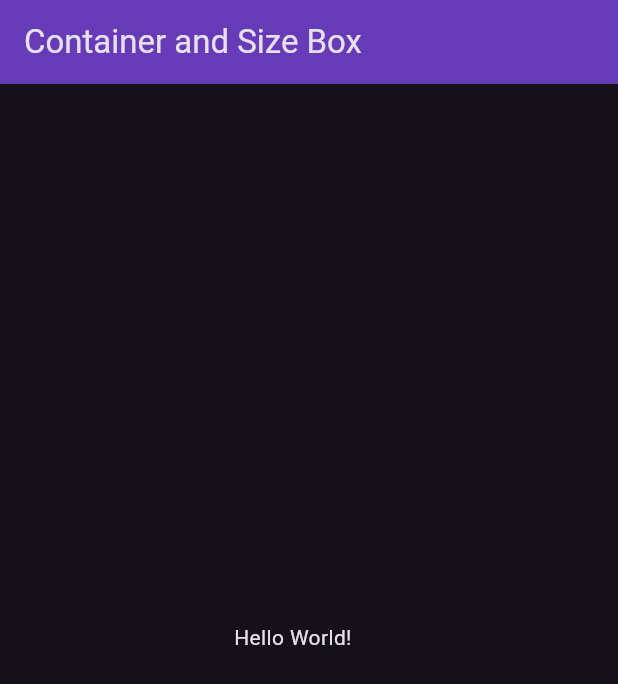
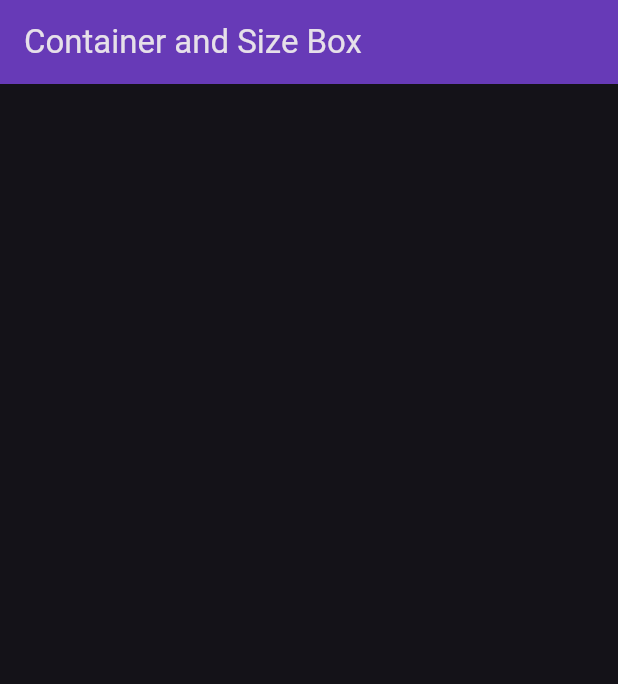
Before and after one commit to fahim-nion/learning_flutter, a Flutter app: the screen it shows after launch, on a phone screen of 412 x 824 dp. Shown: the top 684 px of the screen. Run offline on Flutter 3.47's test engine with Material 3 defaults, Android fonts, the phone set to English and light mode, and no system bars.

Commit message:
learning flutter

```diff
--- a/flutter_application_d1/lib/widgets/container_sized.dart
+++ b/flutter_application_d1/lib/widgets/container_sized.dart
@@ -16,13 +16,13 @@ class Container_Sized extends StatelessWidget {
     return Scaffold(
       appBar: AppBar(title: Text('Container and Size Box'),),
       body:
-
-      Center(
-        child: SizedBox(
-          height: 50,
-          width: 100,
-          child: Text("Hello World!"),
-        ),
+      //this is how you center a sized box but remember you can not use any color to the sized box
+      // Center(
+      //   child: SizedBox(
+      //     height: 50,
+      //     width: 100,
+      //     child: Text("Hello World!"),
+      //   ),
       ),
     );
   }
```
